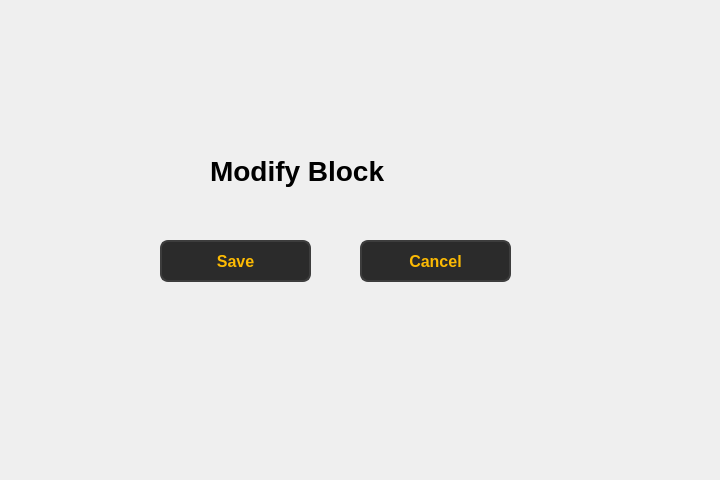
Soham1117/elearningApp, file ui/faculty/faculty_delete_content_block_window.ui: the form before one commit.
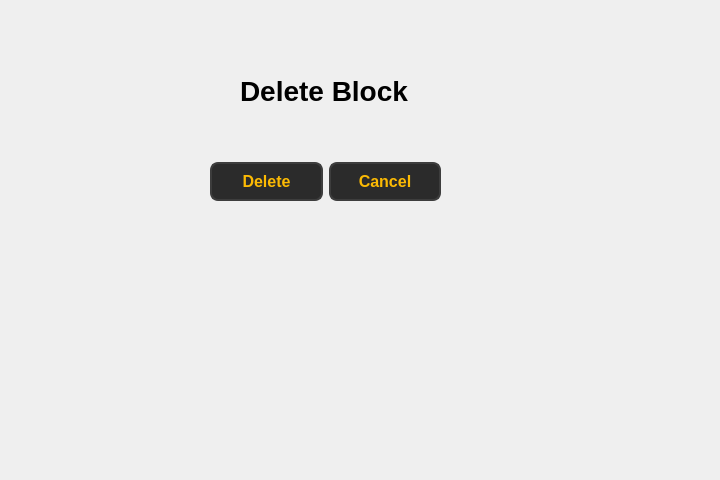
The form after the commit.

Commit message: Changes made to UI of faculty pages.

```diff
--- a/ui/faculty/faculty_delete_content_block_window.ui
+++ b/ui/faculty/faculty_delete_content_block_window.ui
@@ -13,84 +13,12 @@
   <property name="windowTitle">
    <string>Form</string>
   </property>
-  <widget class="QPushButton" name="pushButton_7">
-   <property name="geometry">
-    <rect>
-     <x>360</x>
-     <y>240</y>
-     <width>151</width>
-     <height>42</height>
-    </rect>
-   </property>
-   <property name="styleSheet">
-    <string notr="true">QPushButton {
-        background-color: #2b2b2b;  
-        color: #fcba03;              
-        border: 2px solid #3d3d3d;      
-        border-radius: 8px;          
-        padding: 8px 16px;            
-        font-size: 16px;            
-        font-weight: bold;
-    
-    }
-
-    QPushButton:hover {
-        background-color: #fcba03;
-		 color: #000000;
-        border: 2px solid #5a5a5a;    
-    }
-
-    QPushButton:pressed {
-        background-color: #1a1a1a;      
-        border: 2px solid #2b2b2b;      
-    }</string>
-   </property>
-   <property name="text">
-    <string>Cancel</string>
-   </property>
-  </widget>
-  <widget class="QPushButton" name="pushButton_6">
-   <property name="geometry">
-    <rect>
-     <x>160</x>
-     <y>240</y>
-     <width>151</width>
-     <height>42</height>
-    </rect>
-   </property>
-   <property name="styleSheet">
-    <string notr="true">QPushButton {
-        background-color: #2b2b2b;  
-        color: #fcba03;              
-        border: 2px solid #3d3d3d;      
-        border-radius: 8px;          
-        padding: 8px 16px;            
-        font-size: 16px;            
-        font-weight: bold;
-    
-    }
-
-    QPushButton:hover {
-        background-color: #fcba03;
-		 color: #000000;
-        border: 2px solid #5a5a5a;    
-    }
-
-    QPushButton:pressed {
-        background-color: #1a1a1a;      
-        border: 2px solid #2b2b2b;      
-    }</string>
-   </property>
-   <property name="text">
-    <string>Save</string>
-   </property>
-  </widget>
   <widget class="QLabel" name="label">
    <property name="geometry">
     <rect>
-     <x>210</x>
-     <y>150</y>
-     <width>211</width>
+     <x>240</x>
+     <y>70</y>
+     <width>171</width>
      <height>41</height>
     </rect>
    </property>
@@ -101,9 +29,81 @@
     </font>
    </property>
    <property name="text">
-    <string>Modify Block</string>
+    <string>Delete Block</string>
    </property>
   </widget>
+  <widget class="QWidget" name="">
+   <property name="geometry">
+    <rect>
+     <x>210</x>
+     <y>160</y>
+     <width>231</width>
+     <height>44</height>
+    </rect>
+   </property>
+   <layout class="QHBoxLayout" name="horizontalLayout">
+    <item>
+     <widget class="QPushButton" name="pushButton_6">
+      <property name="styleSheet">
+       <string notr="true">QPushButton {
+        background-color: #2b2b2b;  
+        color: #fcba03;              
+        border: 2px solid #3d3d3d;      
+        border-radius: 8px;          
+        padding: 8px 16px;            
+        font-size: 16px;            
+        font-weight: bold;
+    
+    }
+
+    QPushButton:hover {
+        background-color: #fcba03;
+		 color: #000000;
+        border: 2px solid #5a5a5a;    
+    }
+
+    QPushButton:pressed {
+        background-color: #1a1a1a;      
+        border: 2px solid #2b2b2b;      
+    }</string>
+      </property>
+      <property name="text">
+       <string>Delete</string>
+      </property>
+     </widget>
+    </item>
+    <item>
+     <widget class="QPushButton" name="pushButton_7">
+      <property name="styleSheet">
+       <string notr="true">QPushButton {
+        background-color: #2b2b2b;  
+        color: #fcba03;              
+        border: 2px solid #3d3d3d;      
+        border-radius: 8px;          
+        padding: 8px 16px;            
+        font-size: 16px;            
+        font-weight: bold;
+    
+    }
+
+    QPushButton:hover {
+        background-color: #fcba03;
+		 color: #000000;
+        border: 2px solid #5a5a5a;    
+    }
+
+    QPushButton:pressed {
+        background-color: #1a1a1a;      
+        border: 2px solid #2b2b2b;      
+    }</string>
+      </property>
+      <property name="text">
+       <string>Cancel</string>
+      </property>
+     </widget>
+    </item>
+   </layout>
+  </widget>
  </widget>
  <resources/>
  <connections/>
```
The commit also changes 98 other files.
